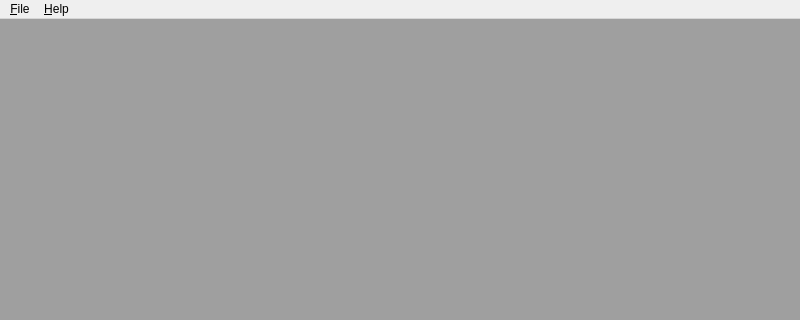
First picture: the form in trunk/Tools/EGEEditor/ui/mainwindow.ui, repository EnmaniacSoftware/ege, before the edit; both pictures show x 0 to 800 and y 0 to 320 of the 800 by 600 pixel window.
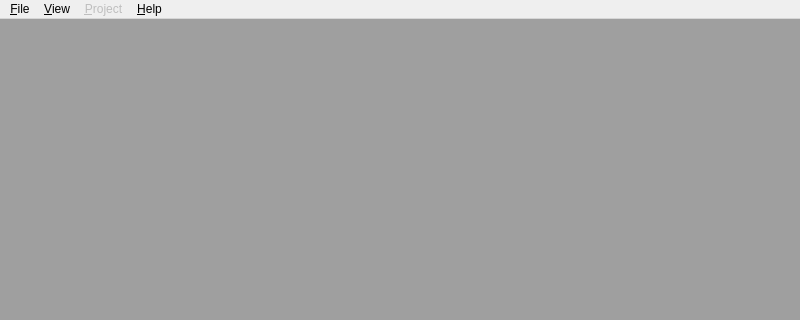
Second picture: the form after the edit.

Patch:
```diff
--- a/trunk/Tools/EGEEditor/ui/mainwindow.ui
+++ b/trunk/Tools/EGEEditor/ui/mainwindow.ui
@@ -34,7 +34,7 @@
      <height>21</height>
     </rect>
    </property>
-   <widget class="QMenu" name="menu_File">
+   <widget class="QMenu" name="fileMenu">
     <property name="title">
      <string>&amp;File</string>
     </property>
@@ -46,13 +46,29 @@
     <addaction name="separator"/>
     <addaction name="ActionFileExit"/>
    </widget>
-   <widget class="QMenu" name="menu_Help">
+   <widget class="QMenu" name="helpMenu">
     <property name="title">
      <string>&amp;Help</string>
     </property>
    </widget>
-   <addaction name="menu_File"/>
-   <addaction name="menu_Help"/>
+   <widget class="QMenu" name="projectMenu">
+    <property name="enabled">
+     <bool>false</bool>
+    </property>
+    <property name="title">
+     <string>&amp;Project</string>
+    </property>
+   </widget>
+   <widget class="QMenu" name="viewMenu">
+    <property name="title">
+     <string>&amp;View</string>
+    </property>
+    <addaction name="ActionResourceLibrary"/>
+   </widget>
+   <addaction name="fileMenu"/>
+   <addaction name="viewMenu"/>
+   <addaction name="projectMenu"/>
+   <addaction name="helpMenu"/>
   </widget>
   <widget class="QStatusBar" name="statusbar"/>
   <action name="ActionFileExit">
```
Left out of the diff: 36 changed lines with no effect on the pictures.
